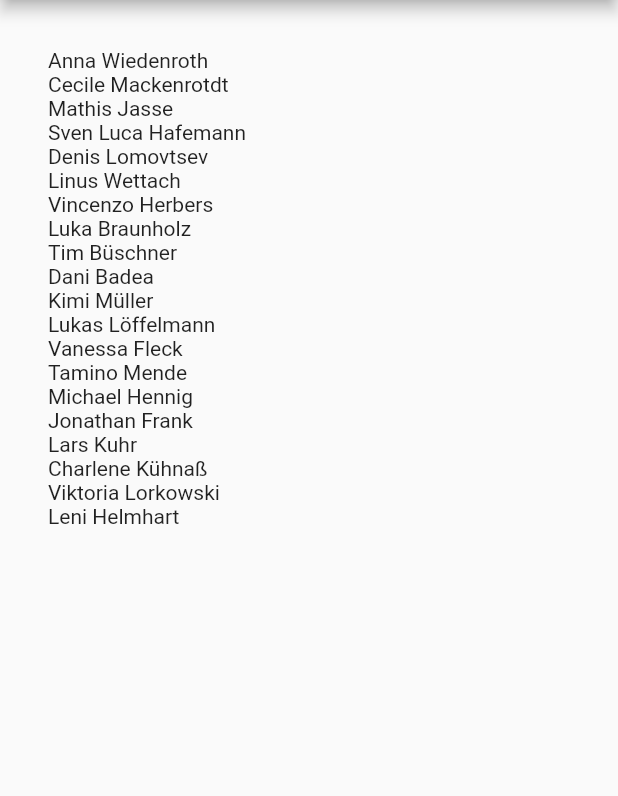
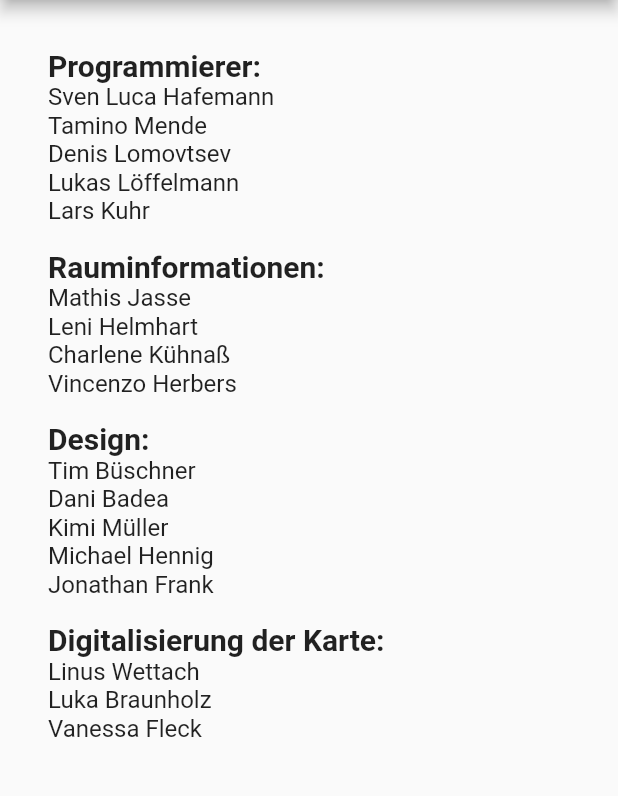
Before and after one commit to MCG-Dallgow/MCG-App, a Flutter app: the CreditsScreen screen opened directly, on a phone screen of 412 x 824 dp, the part 84-880 px from its top. Run offline on Flutter 3.47's test engine with Material 2 defaults, Android fonts, the phone set to English and light mode, and no system bars; our stand-ins replace flutter_speed_dial, flutter_svg; missing offline and left inert: dsbuntis.

Commit message:
credit text update, stundenplan coming soon

```diff
--- a/lib/screens/credits_screen.dart
+++ b/lib/screens/credits_screen.dart
@@ -26,26 +26,30 @@
           child: Column(
             crossAxisAlignment: CrossAxisAlignment.start,
             children: const <Widget>[
-              Text('Anna Wiedenroth'),
-              Text('Cecile Mackenrotdt'),
-              Text('Mathis Jasse'),
-              Text('Sven Luca Hafemann'),
-              Text('Denis Lomovtsev'),
-              Text('Linus Wettach'),
-              Text('Vincenzo Herbers'),
-              Text('Luka Braunholz'),
-              Text('Tim Büschner'),
-              Text('Dani Badea'),
-              Text('Kimi Müller'),
-              Text('Lukas Löffelmann'),
-              Text('Vanessa Fleck'),
-              Text('Tamino Mende'),
-              Text('Michael Hennig'),
-              Text('Jonathan Frank'),
-              Text('Lars Kuhr'),
-              Text('Charlene Kühnaß'),
-              Text('Viktoria Lorkowski'),
-              Text('Leni Helmhart'),
+              Text('Programmierer:', style: TextStyle(fontSize: 20, fontWeight: FontWeight.bold)),
+              Text('Sven Luca Hafemann', style: TextStyle(fontSize: 16)),
+              Text('Tamino Mende', style: TextStyle(fontSize: 16)),
+              Text('Denis Lomovtsev', style: TextStyle(fontSize: 16)),
+              Text('Lukas Löffelmann', style: TextStyle(fontSize: 16)),
+              Text('Lars Kuhr', style: TextStyle(fontSize: 16)),
+              Text(''),
+              Text('Rauminformationen:', style: TextStyle(fontSize: 20, fontWeight: FontWeight.bold)),
+              Text('Mathis Jasse', style: TextStyle(fontSize: 16)),
+              Text('Leni Helmhart', style: TextStyle(fontSize: 16)),
+              Text('Charlene Kühnaß', style: TextStyle(fontSize: 16)),
+              Text('Vincenzo Herbers', style: TextStyle(fontSize: 16)),
+              Text(''),
+              Text('Design:', style: TextStyle(fontSize: 20, fontWeight: FontWeight.bold)),
+              Text('Tim Büschner', style: TextStyle(fontSize: 16)),
+              Text('Dani Badea', style: TextStyle(fontSize: 16)),
+              Text('Kimi Müller', style: TextStyle(fontSize: 16)),
+              Text('Michael Hennig', style: TextStyle(fontSize: 16)),
+              Text('Jonathan Frank', style: TextStyle(fontSize: 16)),
+              Text(''),
+              Text('Digitalisierung der Karte:', style: TextStyle(fontSize: 20, fontWeight: FontWeight.bold)),
+              Text('Linus Wettach', style: TextStyle(fontSize: 16)),
+              Text('Luka Braunholz', style: TextStyle(fontSize: 16)),
+              Text('Vanessa Fleck', style: TextStyle(fontSize: 16)),
             ],
           ),
         ),
--- a/lib/widgets/drawer.dart
+++ b/lib/widgets/drawer.dart
@@ -42,15 +42,15 @@ class MCGDrawer extends StatelessWidget {
             },
           ),
           ListTile(
-            leading: const Icon(Icons.book),
-            title: const Text('Stundenplan'),
+            leading: const Icon(Icons.book, color: Colors.grey,),
+            title: const Text('Stundenplan - Coming Soon', style: TextStyle(color: Colors.grey)),
             onTap: () {
-              Navigator.push(
+              /*Navigator.push(
                 context,
                 MaterialPageRoute(builder: (context) {
                   return const TimetableScreen();
                 }),
-              );
+              );*/
             },
           ),
           ListTile(
```
